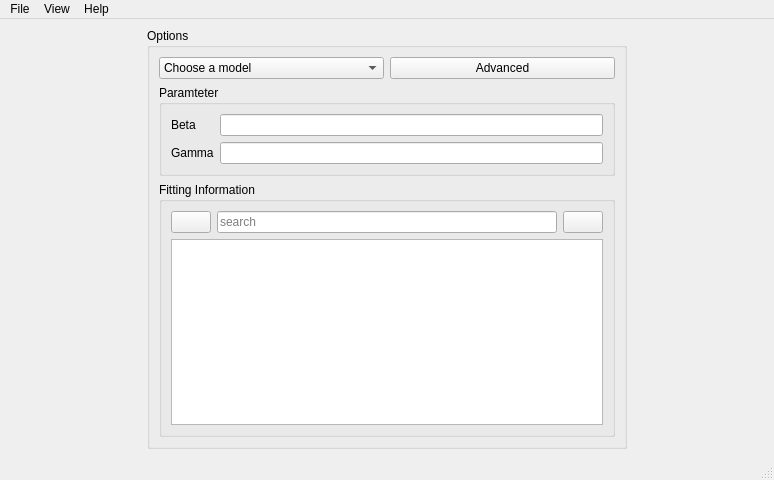
Old version of the form epipy/ui/mainwindow.ui in the repository ckaus/EpiPy.
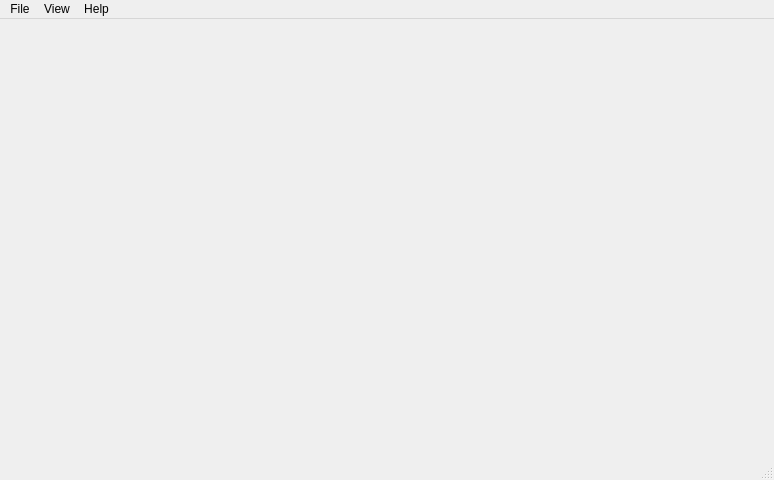
New version of the form. Icons and pictures are not drawn.

```diff
--- a/epipy/ui/mainwindow.ui
+++ b/epipy/ui/mainwindow.ui
@@ -20,126 +20,14 @@
       <property name="orientation">
        <enum>Qt::Horizontal</enum>
       </property>
-      <widget class="QGroupBox" name="sidebarGroupBox">
+      <widget class="QWidget" name="leftwidget" native="true">
        <property name="maximumSize">
         <size>
-         <width>480</width>
+         <width>333</width>
          <height>16777215</height>
         </size>
        </property>
-       <property name="title">
-        <string>Options</string>
-       </property>
-       <layout class="QVBoxLayout" name="verticalLayout_3">
-        <item>
-         <layout class="QHBoxLayout" name="horizontalLayout">
-          <item>
-           <widget class="QComboBox" name="modelComboBox">
-            <item>
-             <property name="text">
-              <string>Choose a model</string>
-             </property>
-            </item>
-            <item>
-             <property name="text">
-              <string>SIR</string>
-             </property>
-            </item>
-           </widget>
-          </item>
-          <item>
-           <widget class="QPushButton" name="advanceButton">
-            <property name="text">
-             <string>Advanced</string>
-            </property>
-           </widget>
-          </item>
-         </layout>
-        </item>
-        <item>
-         <widget class="QGroupBox" name="parametetGroupBox">
-          <property name="title">
-           <string>Paramteter</string>
-          </property>
-          <layout class="QFormLayout" name="formLayout_2">
-           <item row="0" column="0">
-            <widget class="QLabel" name="betaLabel">
-             <property name="text">
-              <string>Beta</string>
-             </property>
-            </widget>
-           </item>
-           <item row="0" column="1">
-            <widget class="QLineEdit" name="betaLineEdit"/>
-           </item>
-           <item row="1" column="0">
-            <widget class="QLabel" name="gammaLabel">
-             <property name="text">
-              <string>Gamma</string>
-             </property>
-            </widget>
-           </item>
-           <item row="1" column="1">
-            <widget class="QLineEdit" name="gammaLineEdit"/>
-           </item>
-          </layout>
-         </widget>
-        </item>
-        <item>
-         <widget class="QGroupBox" name="infoGroupBox">
-          <property name="title">
-           <string>Fitting Information</string>
-          </property>
-          <layout class="QVBoxLayout" name="verticalLayout">
-           <item>
-            <layout class="QHBoxLayout" name="horizontalLayout_2">
-             <item>
-              <widget class="QPushButton" name="saveButton">
-               <property name="toolTip">
-                <string>Save text</string>
-               </property>
-               <property name="text">
-                <string/>
-               </property>
-               <property name="icon">
-                <iconset>
-                 <normaloff>../resources/pictures/save.png</normaloff>../resources/pictures/save.png</iconset>
-               </property>
-              </widget>
-             </item>
-             <item>
-              <widget class="QLineEdit" name="searchLineEdit">
-               <property name="placeholderText">
-                <string>search</string>
-               </property>
-              </widget>
-             </item>
-             <item>
-              <widget class="QPushButton" name="clearButton">
-               <property name="toolTip">
-                <string>Clear text</string>
-               </property>
-               <property name="whatsThis">
-                <string>Clear text</string>
-               </property>
-               <property name="text">
-                <string/>
-               </property>
-              </widget>
-             </item>
-            </layout>
-           </item>
-           <item>
-            <widget class="QPlainTextEdit" name="infoTextEdit">
-             <property name="readOnly">
-              <bool>true</bool>
-             </property>
-            </widget>
-           </item>
-          </layout>
-         </widget>
-        </item>
-       </layout>
+       <layout class="QVBoxLayout" name="verticalLayout_2"/>
       </widget>
      </widget>
     </item>
```
